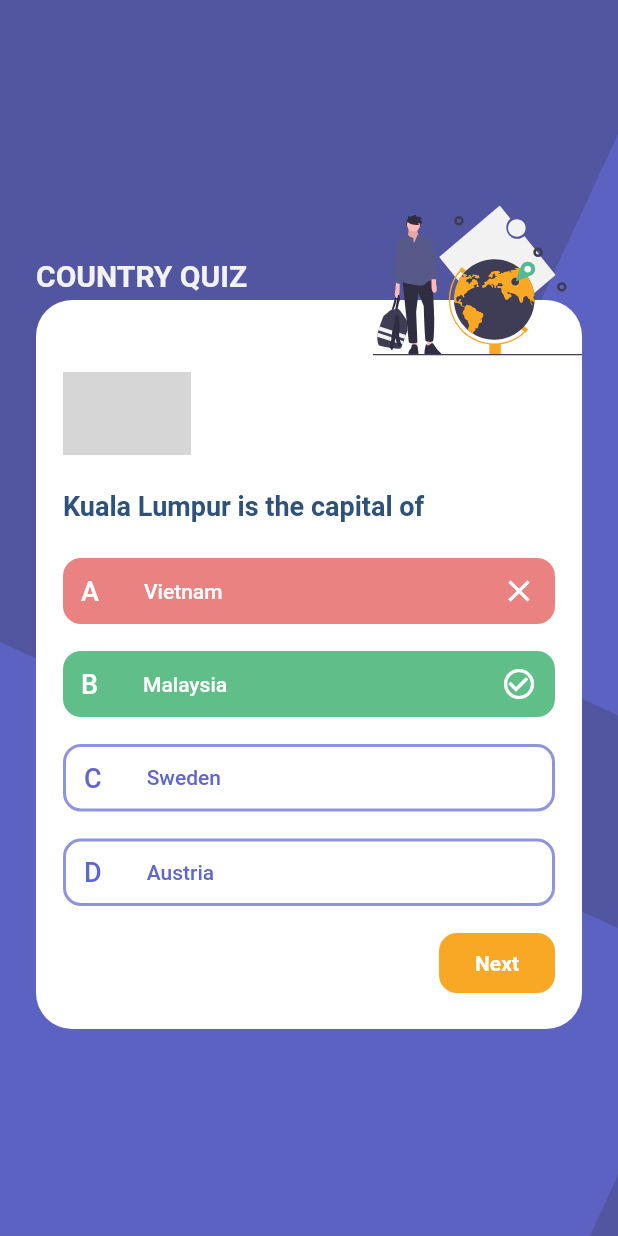
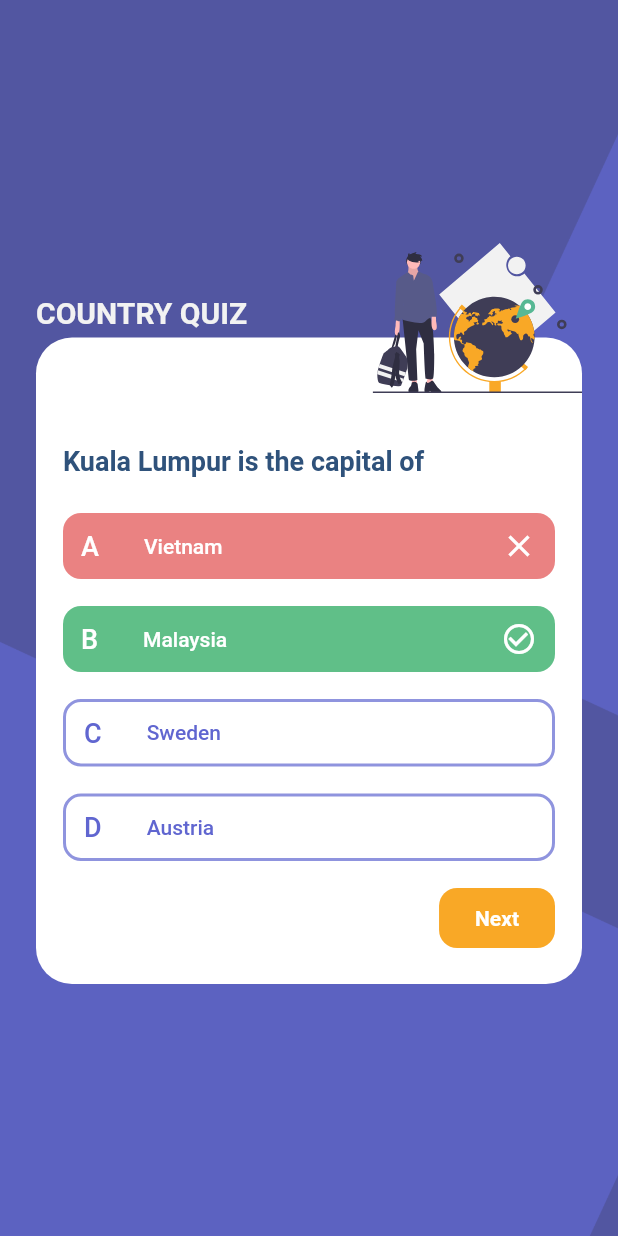
Before and after one commit to joaovirgili/country_quiz, a Flutter app: the QuizPage screen opened by its route, on a phone screen of 412 x 824 dp. Run offline on Flutter 3.47's test engine with Material 2 defaults, Android fonts, the phone set to English and light mode, and no system bars; our stand-ins replace flutter_modular, flutter_svg, mobx; generated files the repository leaves out were written again; grey boxes are pictures that could not be loaded.

Commit message:
feat: finish question widget flag type

```diff
--- a/lib/app/modules/home/pages/quiz/components/question_widget.dart
+++ b/lib/app/modules/home/pages/quiz/components/question_widget.dart
@@ -45,6 +45,7 @@ class QuestionWidget extends StatelessWidget {
           crossAxisAlignment: CrossAxisAlignment.end,
           children: [
             SizedBox(height: 48),
+            if (flagUrl != null)
               Align(
                 alignment: Alignment.topLeft,
                 child: ClipRRect(
--- a/lib/app/modules/home/pages/quiz/quiz_page.dart
+++ b/lib/app/modules/home/pages/quiz/quiz_page.dart
@@ -34,7 +34,7 @@ class _QuizPageState extends ModularState<QuizPage, QuizController> {
             child: Padding(
               padding: const EdgeInsets.symmetric(horizontal: 24.0),
               child: Container(
-                height: 550,
+                height: widget.quizType == QuizType.bandeira ? 600 : 500,
                 child: Stack(
                   children: [
                     Column(
@@ -51,6 +51,9 @@ class _QuizPageState extends ModularState<QuizPage, QuizController> {
                         ),
                         SizedBox(height: 5),
                         QuestionWidget(
+                          flagUrl: widget.quizType == QuizType.bandeira
+                              ? "https://restcountries.eu/data/alb.svg"
+                              : null,
                           statement: "Kuala Lumpur is the capital of",
                           alternatives: [
                             QuestionAlternativeModel(
```
Lines whose indentation alone changed are shown as unchanged.
